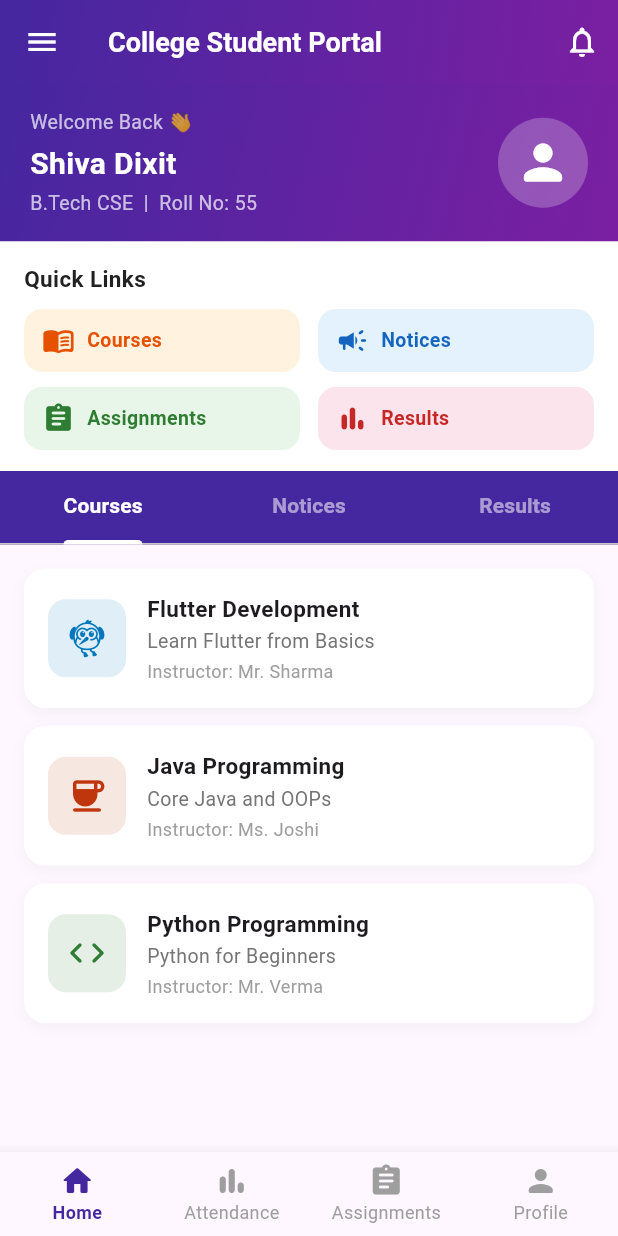
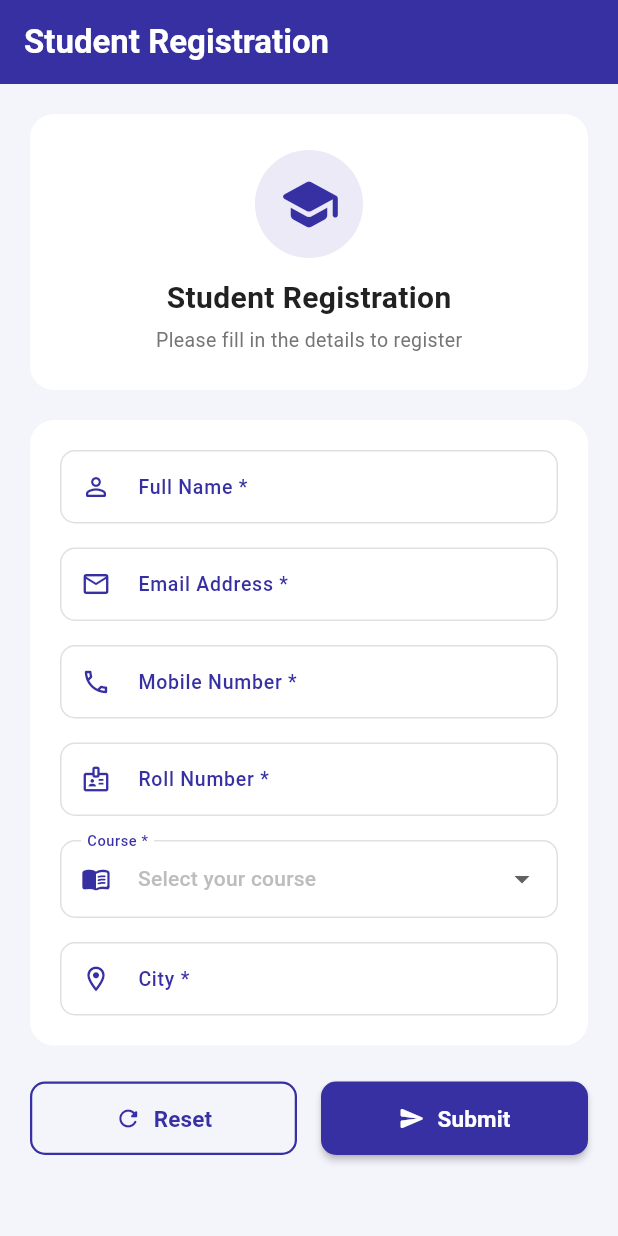
Before and after one commit to shivadixt/Jovac, a Flutter app: the screen it shows after launch, on a phone screen of 412 x 824 dp. Run offline on Flutter 3.47's test engine with Material 3 defaults, Android fonts, the light colour scheme and no system bars.

Commit message:
added studentRegestration screen

```diff
--- a/jovacapp/lib/main.dart
+++ b/jovacapp/lib/main.dart
@@ -8,7 +8,8 @@ import 'package:flutter/material.dart';
 //import 'screens/stack_widget.dart';
 //import 'screens/home_screen.dart';
 //import 'screens/edit_course_screen.dart';
-import 'screens/college_portal_screen.dart';
+//import 'screens/college_portal_screen.dart';
+import 'screens/student_registration_form.dart';
 void main() {
   runApp(const MyApp());
 }
@@ -18,8 +19,9 @@ class MyApp extends StatelessWidget {
   Widget build(BuildContext context) {
     return MaterialApp(
       debugShowCheckedModeBanner: false,
-      title: 'College Student Portal',
-      home: const CollegePortalScreen(),
+      title: 'Student Registration Form',
+      home: const StudentRegistrationForm(),
+      //home: const CollegePortalScreen(),
       //home: const HomeScreen(),
       //home: const StudentIdCardScreen(),
       //home: const ProfileScreen(),
--- /dev/null
+++ b/jovacapp/lib/screens/student_registration_form.dart
@@ -0,0 +1,288 @@
+import 'package:flutter/material.dart';
+class StudentRegistrationForm extends StatefulWidget {
+  const StudentRegistrationForm({super.key});
+  @override
+  State<StudentRegistrationForm> createState() => _StudentRegistrationFormState();
+}
+class _StudentRegistrationFormState extends State<StudentRegistrationForm> {
+  final _formKey = GlobalKey<FormState>();
+  final _nameController = TextEditingController();
+  final _emailController = TextEditingController();
+  final _mobileController = TextEditingController();
+  final _rollController = TextEditingController();
+  final _cityController = TextEditingController();
+  String? _selectedCourse;
+  final List<String> _courses = [
+    'B.Tech Computer Science',
+    'B.Tech Information Technology',
+    'B.Tech Electronics',
+    'BCA',
+    'MCA',
+    'MBA',
+  ];
+  void _submit() {
+    if (_formKey.currentState!.validate()) {
+      showDialog(
+        context: context,
+        barrierDismissible: false,
+        builder: (context) => AlertDialog(
+          shape: RoundedRectangleBorder(borderRadius: BorderRadius.circular(18)),
+          contentPadding: const EdgeInsets.fromLTRB(24, 28, 24, 24),
+          content: Column(
+            mainAxisSize: MainAxisSize.min,
+            children: [
+              Container(
+                width: 68,
+                height: 68,
+                decoration: const BoxDecoration(color: Color(0xFFE8F5E9), shape: BoxShape.circle),
+                child: const Icon(Icons.check_rounded, color: Color(0xFF2E7D32), size: 42),
+              ),
+              const SizedBox(height: 16),
+              const Text(
+                'Student Registered\nSuccessfully!',
+                textAlign: TextAlign.center,
+                style: TextStyle(fontSize: 18, fontWeight: FontWeight.bold, color: Color(0xFF2E7D32)),
+              ),
+              const SizedBox(height: 20),
+              _dialogRow(Icons.person_rounded, 'Name', _nameController.text),
+              _dialogRow(Icons.email_rounded, 'Email', _emailController.text),
+              _dialogRow(Icons.phone_rounded, 'Mobile', _mobileController.text),
+              _dialogRow(Icons.badge_outlined, 'Roll No', _rollController.text),
+              _dialogRow(Icons.menu_book_rounded, 'Course', _selectedCourse ?? ''),
+              _dialogRow(Icons.location_on_rounded, 'City', _cityController.text),
+              const SizedBox(height: 22),
+              SizedBox(
+                width: double.infinity,
+                child: ElevatedButton(
+                  onPressed: () => Navigator.pop(context),
+                  style: ElevatedButton.styleFrom(
+                    backgroundColor: const Color(0xFF3730A3),
+                    shape: RoundedRectangleBorder(borderRadius: BorderRadius.circular(10)),
+                    padding: const EdgeInsets.symmetric(vertical: 14),
+                  ),
+                  child: const Text('OK', style: TextStyle(color: Colors.white, fontSize: 16, fontWeight: FontWeight.bold)),
+                ),
+              ),
+            ],
+          ),
+        ),
+      );
+    }
+  }
+  Widget _dialogRow(IconData icon, String label, String value) {
+    return Padding(
+      padding: const EdgeInsets.symmetric(vertical: 4),
+      child: Row(
+        crossAxisAlignment: CrossAxisAlignment.start,
+        children: [
+          Icon(icon, size: 17, color: const Color(0xFF3730A3)),
+          const SizedBox(width: 8),
+          SizedBox(
+            width: 55,
+            child: Text(label, style: const TextStyle(fontWeight: FontWeight.w600, fontSize: 13)),
+          ),
+          const Text(' : ', style: TextStyle(fontWeight: FontWeight.w600, fontSize: 13)),
+          Expanded(child: Text(value, style: const TextStyle(fontSize: 13))),
+        ],
+      ),
+    );
+  }
+  void _reset() {
+    _formKey.currentState!.reset();
+    _nameController.clear();
+    _emailController.clear();
+    _mobileController.clear();
+    _rollController.clear();
+    _cityController.clear();
+    setState(() => _selectedCourse = null);
+  }
+  @override
+  void dispose() {
+    _nameController.dispose();
+    _emailController.dispose();
+    _mobileController.dispose();
+    _rollController.dispose();
+    _cityController.dispose();
+    super.dispose();
+  }
+  @override
+  Widget build(BuildContext context) {
+    return Scaffold(
+      backgroundColor: const Color(0xFFF4F4FB),
+      appBar: AppBar(
+        title: const Text('Student Registration', style: TextStyle(color: Colors.white, fontWeight: FontWeight.bold)),
+        backgroundColor: const Color(0xFF3730A3),
+        iconTheme: const IconThemeData(color: Colors.white),
+        elevation: 0,
+      ),
+      body: Form(
+        key: _formKey,
+        child: SingleChildScrollView(
+          padding: const EdgeInsets.all(20),
+          child: Column(
+            children: [
+              Container(
+                width: double.infinity,
+                padding: const EdgeInsets.symmetric(vertical: 24),
+                decoration: BoxDecoration(color: Colors.white, borderRadius: BorderRadius.circular(16)),
+                child: Column(
+                  children: [
+                    Container(
+                      width: 72,
+                      height: 72,
+                      decoration: BoxDecoration(
+                        color: const Color(0xFF3730A3).withOpacity(0.1),
+                        shape: BoxShape.circle,
+                      ),
+                      child: const Icon(Icons.school_rounded, size: 42, color: Color(0xFF3730A3)),
+                    ),
+                    const SizedBox(height: 12),
+                    const Text('Student Registration', style: TextStyle(fontSize: 20, fontWeight: FontWeight.bold, color: Color(0xFF212121))),
+                    const SizedBox(height: 4),
+                    Text('Please fill in the details to register', style: TextStyle(fontSize: 13, color: Colors.grey.shade600)),
+                  ],
+                ),
+              ),
+              const SizedBox(height: 20),
+              Container(
+                padding: const EdgeInsets.all(20),
+                decoration: BoxDecoration(color: Colors.white, borderRadius: BorderRadius.circular(16)),
+                child: Column(
+                  children: [
+                    _buildField(
+                      controller: _nameController,
+                      label: 'Full Name *',
+                      icon: Icons.person_outline_rounded,
+                      hint: 'Enter your full name',
+                      validator: (val) => (val == null || val.trim().isEmpty) ? 'Please enter your full name' : null,
+                    ),
+                    const SizedBox(height: 16),
+                    _buildField(
+                      controller: _emailController,
+                      label: 'Email Address *',
+                      icon: Icons.email_outlined,
+                      hint: 'Enter your email address',
+                      keyboardType: TextInputType.emailAddress,
+                      validator: (val) {
+                        if (val == null || val.trim().isEmpty) return 'Please enter your email address';
+                        if (!RegExp(r'^[\w.-]+@[\w.-]+\.\w+$').hasMatch(val.trim())) return 'Please enter a valid email address';
+                        return null;
+                      },
+                    ),
+                    const SizedBox(height: 16),
+                    _buildField(
+                      controller: _mobileController,
+                      label: 'Mobile Number *',
+                      icon: Icons.phone_outlined,
+                      hint: 'Enter your mobile number',
+                      keyboardType: TextInputType.phone,
+                      validator: (val) {
+                        if (val == null || val.trim().isEmpty) return 'Please enter 10 digit mobile number';
+                        if (!RegExp(r'^\d{10}$').hasMatch(val.trim())) return 'Please enter 10 digit mobile number';
+                        return null;
+                      },
+                    ),
+                    const SizedBox(height: 16),
+                    _buildField(
+                      controller: _rollController,
+                      label: 'Roll Number *',
+                      icon: Icons.badge_outlined,
+                      hint: 'Enter your roll number',
+                      validator: (val) => (val == null || val.trim().isEmpty) ? 'Please enter your roll number' : null,
+                    ),
+                    const SizedBox(height: 16),
+                    DropdownButtonFormField<String>(
+                      value: _selectedCourse,
+                      decoration: _inputDecoration('Course *', Icons.menu_book_rounded),
+                      hint: Text('Select your course', style: TextStyle(color: Colors.grey.shade400, fontSize: 14)),
+                      isExpanded: true,
+                      items: _courses
+                          .map((c) => DropdownMenuItem<String>(value: c, child: Text(c, style: const TextStyle(fontSize: 14))))
+                          .toList(),
+                      onChanged: (val) => setState(() => _selectedCourse = val),
+                      validator: (val) => val == null ? 'Please select your course' : null,
+                    ),
+                    const SizedBox(height: 16),
+                    _buildField(
+                      controller: _cityController,
+                      label: 'City *',
+                      icon: Icons.location_on_outlined,
+                      hint: 'Enter your city',
+                      validator: (val) => (val == null || val.trim().isEmpty) ? 'Please enter your city' : null,
+                    ),
+                  ],
+                ),
+              ),
+              const SizedBox(height: 24),
+              Row(
+                children: [
+                  Expanded(
+                    child: OutlinedButton.icon(
+                      onPressed: _reset,
+                      icon: const Icon(Icons.refresh_rounded),
+                      label: const Text('Reset', style: TextStyle(fontSize: 15, fontWeight: FontWeight.bold)),
+                      style: OutlinedButton.styleFrom(
+                        foregroundColor: const Color(0xFF3730A3),
+                        side: const BorderSide(color: Color(0xFF3730A3), width: 1.5),
+                        shape: RoundedRectangleBorder(borderRadius: BorderRadius.circular(10)),
+                        padding: const EdgeInsets.symmetric(vertical: 14),
+                      ),
+                    ),
+                  ),
+                  const SizedBox(width: 16),
+                  Expanded(
+                    child: ElevatedButton.icon(
+                      onPressed: _submit,
+                      icon: const Icon(Icons.send_rounded, color: Colors.white, size: 18),
+                      label: const Text('Submit', style: TextStyle(color: Colors.white, fontSize: 15, fontWeight: FontWeight.bold)),
+                      style: ElevatedButton.styleFrom(
+                        backgroundColor: const Color(0xFF3730A3),
+                        shape: RoundedRectangleBorder(borderRadius: BorderRadius.circular(10)),
+                        padding: const EdgeInsets.symmetric(vertical: 14),
+                        elevation: 2,
+                      ),
+                    ),
+                  ),
+                ],
+              ),
+              const SizedBox(height: 20),
+            ],
+          ),
+        ),
+      ),
+    );
+  }
+  Widget _buildField({
+    required TextEditingController controller,
+    required String label,
+    required IconData icon,
+    required String hint,
+    TextInputType keyboardType = TextInputType.text,
+    required String? Function(String?) validator,
+  }) {
+    return TextFormField(
+      controller: controller,
+      keyboardType: keyboardType,
+      style: const TextStyle(fontSize: 14, color: Color(0xFF212121)),
+      decoration: _inputDecoration(label, icon).copyWith(
+        hintText: hint,
+        hintStyle: TextStyle(color: Colors.grey.shade400, fontSize: 14),
+      ),
+      validator: validator,
+    );
+  }
+  InputDecoration _inputDecoration(String label, IconData icon) {
+    return InputDecoration(
+      labelText: label,
+      labelStyle: const TextStyle(fontSize: 13, color: Color(0xFF3730A3), fontWeight: FontWeight.w500),
+      prefixIcon: Icon(icon, color: const Color(0xFF3730A3), size: 20),
+      contentPadding: const EdgeInsets.symmetric(horizontal: 14, vertical: 14),
+      border: OutlineInputBorder(borderRadius: BorderRadius.circular(10), borderSide: BorderSide(color: Colors.grey.shade300)),
+      enabledBorder: OutlineInputBorder(borderRadius: BorderRadius.circular(10), borderSide: BorderSide(color: Colors.grey.shade300)),
+      focusedBorder: OutlineInputBorder(borderRadius: BorderRadius.circular(10), borderSide: const BorderSide(color: Color(0xFF3730A3), width: 2)),
+      errorBorder: OutlineInputBorder(borderRadius: BorderRadius.circular(10), borderSide: const BorderSide(color: Colors.red)),
+      focusedErrorBorder: OutlineInputBorder(borderRadius: BorderRadius.circular(10), borderSide: const BorderSide(color: Colors.red, width: 2)),
+      errorStyle: const TextStyle(color: Colors.red, fontSize: 12),
+    );
+  }
+}
```
